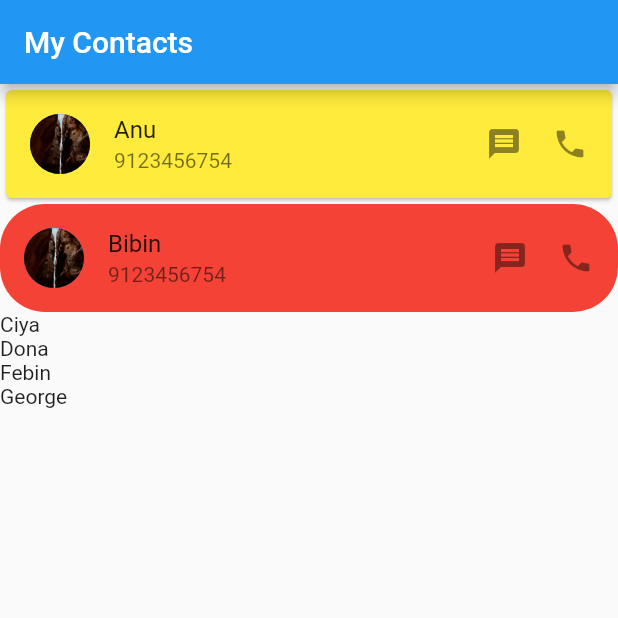
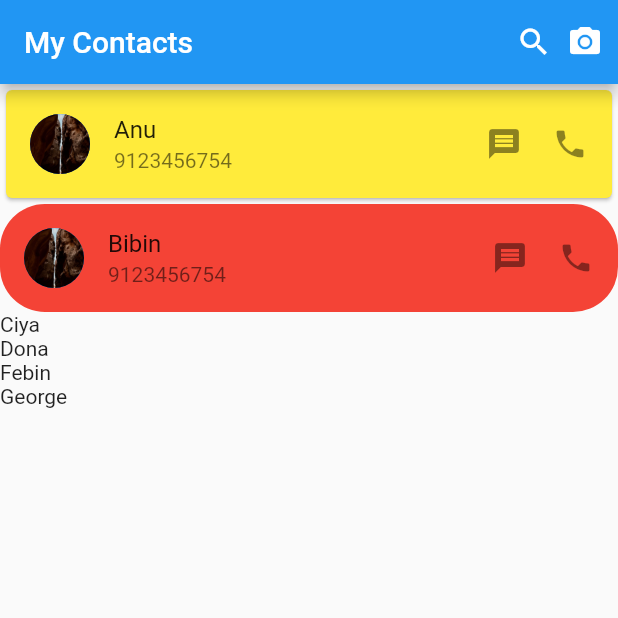
Before and after one commit to sreedeviluminar/my_prroject, a Flutter app: the screen it shows after launch, on a phone screen of 412 x 824 dp, the top half of it. Run offline on Flutter 3.47's test engine with Material 2 defaults, Android fonts, the phone set to English and light mode, and no system bars; our stand-ins replace device_preview, fluttertoast, google_fonts.

Commit message:
initial commit

```diff
--- a/lib/home.dart
+++ b/lib/home.dart
@@ -6,6 +6,13 @@ class HomePage extends StatelessWidget {
     return Scaffold(
       appBar: AppBar(
         title: const Text("My Contacts"),
+        actions: [
+          Icon(Icons.search),
+          SizedBox(width: 10,),
+          Icon(Icons.camera_alt),
+
+          SizedBox(width: 10,),
+        ],
       ),
       body: ListView(
         children: [
--- a/lib/main.dart
+++ b/lib/main.dart
@@ -2,13 +2,13 @@ import 'dart:async';
 
 import 'package:flutter/material.dart';
 import 'package:google_fonts/google_fonts.dart';
-import 'package:my_prroject/statefulLogin.dart';
 import 'home.dart';
-import 'statelessloginPage.dart';
 
 void main() {
   runApp(
-    MaterialApp(home: MyApp()),
+    MaterialApp(
+      debugShowCheckedModeBanner: false,
+        home: MyApp()),
   );
 }
 class MyApp extends StatefulWidget {
```
